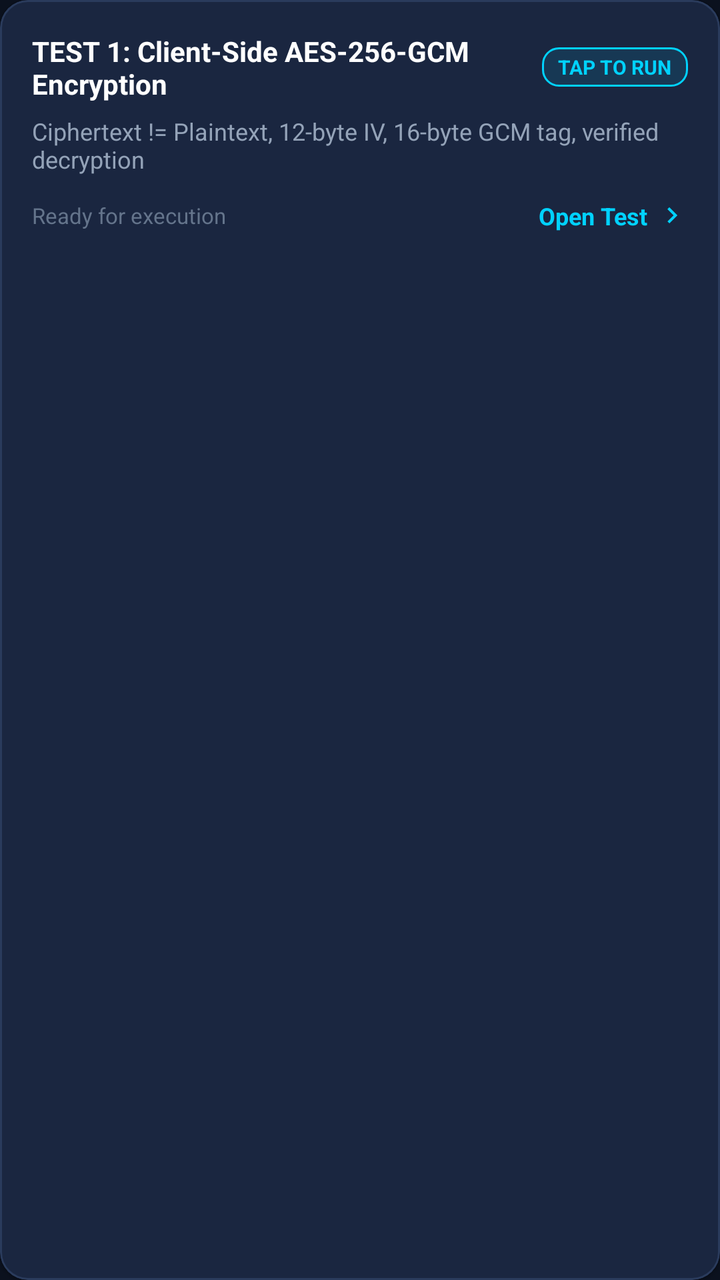
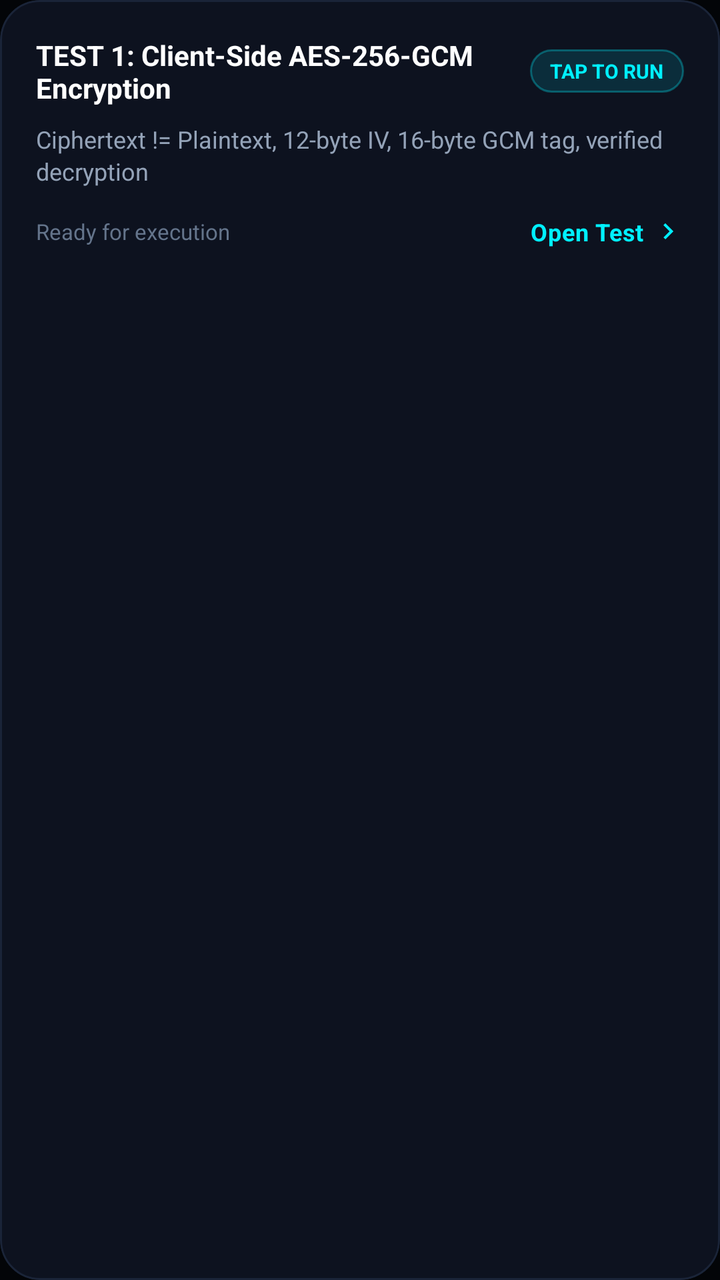

Compare the two renders of this Android layout. The source of the first and the diff that turns it into the second are given below.
<!-- AndroidManifest.xml: application theme Theme.SecureDrop -->
<!-- res/layout/item_security_test.xml -->
<?xml version="1.0" encoding="utf-8"?>
<com.google.android.material.card.MaterialCardView xmlns:android="http://schemas.android.com/apk/res/android"
    xmlns:app="http://schemas.android.com/apk/res-auto"
    android:id="@+id/cardRoot"
    android:layout_width="match_parent"
    android:layout_height="wrap_content"
    android:layout_marginBottom="12dp"
    android:clickable="true"
    android:focusable="true"
    android:foreground="?android:attr/selectableItemBackground"
    app:cardBackgroundColor="@color/bg_surface_card"
    app:cardCornerRadius="14dp"
    app:strokeColor="@color/border_subtle"
    app:strokeWidth="1dp">

    <LinearLayout
        android:layout_width="match_parent"
        android:layout_height="wrap_content"
        android:orientation="vertical"
        android:padding="16dp">

        <LinearLayout
            android:layout_width="match_parent"
            android:layout_height="wrap_content"
            android:gravity="center_vertical"
            android:orientation="horizontal">

            <TextView
                android:id="@+id/tvTestTitle"
                android:layout_width="0dp"
                android:layout_height="wrap_content"
                android:layout_weight="1"
                android:text="TEST 1: Client-Side AES-256-GCM Encryption"
                android:textColor="@color/text_primary"
                android:textSize="14sp"
                android:textStyle="bold" />

            <TextView
                android:id="@+id/tvTestBadge"
                android:layout_width="wrap_content"
                android:layout_height="wrap_content"
                android:background="@drawable/bg_badge_blue"
                android:paddingStart="8dp"
                android:paddingTop="3dp"
                android:paddingEnd="8dp"
                android:paddingBottom="3dp"
                android:text="TAP TO RUN"
                android:textColor="@color/brand_accent"
                android:textSize="10sp"
                android:textStyle="bold" />
        </LinearLayout>

        <TextView
            android:id="@+id/tvExpectedResult"
            android:layout_width="match_parent"
            android:layout_height="wrap_content"
            android:layout_marginTop="6dp"
            android:text="Ciphertext != Plaintext, 12-byte IV, 16-byte GCM tag, verified decryption"
            android:textColor="@color/text_secondary"
            android:textSize="12sp" />

        <LinearLayout
            android:layout_width="match_parent"
            android:layout_height="wrap_content"
            android:layout_marginTop="12dp"
            android:gravity="center_vertical"
            android:orientation="horizontal">

            <TextView
                android:id="@+id/tvActualResult"
                android:layout_width="0dp"
                android:layout_height="wrap_content"
                android:layout_weight="1"
                android:text="Ready for execution"
                android:textColor="@color/text_muted"
                android:textSize="11sp" />

            <TextView
                android:layout_width="wrap_content"
                android:layout_height="wrap_content"
                android:text="Open Test"
                android:textColor="@color/brand_accent"
                android:textSize="12sp"
                android:textStyle="bold" />

            <ImageView
                android:layout_width="16dp"
                android:layout_height="16dp"
                android:layout_marginStart="4dp"
                android:src="@drawable/ic_chevron_right"
                app:tint="@color/brand_accent" />
        </LinearLayout>
    </LinearLayout>
</com.google.android.material.card.MaterialCardView>
<!-- resources referenced by this layout -->
<resources>
  <color name="bg_surface_card">#1A2640</color>
  <color name="border_subtle">#2A3B5C</color>
  <color name="brand_accent">#00D2FF</color>
  <color name="text_muted">#64748B</color>
  <color name="text_primary">#FFFFFF</color>
  <color name="text_secondary">#94A3B8</color>
  <!-- drawable bg_badge_blue (drawable) -->
  <?xml version="1.0" encoding="utf-8"?>
  <shape xmlns:android="http://schemas.android.com/apk/res/android"
      android:shape="rectangle">
      <solid android:color="@color/security_blue_bg" />
      <corners android:radius="8dp" />
      <stroke
          android:width="1dp"
          android:color="@color/security_blue" />
  </shape>
  <!-- drawable ic_chevron_right (drawable) -->
  <?xml version="1.0" encoding="utf-8"?>
  <vector xmlns:android="http://schemas.android.com/apk/res/android"
      android:width="24dp"
      android:height="24dp"
      android:viewportWidth="24"
      android:viewportHeight="24">
      <path
          android:fillColor="#FFFFFFFF"
          android:pathData="M10,6L8.59,7.41 13.17,12l-4.58,4.59L10,18l6,-6z"/>
  </vector>
  <style name="Theme.SecureDrop" parent="Theme.MaterialComponents.DayNight.NoActionBar">
          
          <item name="colorPrimary">@color/brand_primary</item>
          <item name="colorPrimaryVariant">@color/brand_primary_variant</item>
          <item name="colorOnPrimary">@color/white</item>
          
          <item name="colorSecondary">@color/brand_accent</item>
          <item name="colorSecondaryVariant">@color/brand_accent</item>
          <item name="colorOnSecondary">@color/bg_dark</item>
          
          <item name="android:statusBarColor">@color/bg_dark</item>
          <item name="android:navigationBarColor">@color/bg_dark</item>
          <item name="android:windowBackground">@color/bg_dark</item>
          <item name="android:windowLightStatusBar">false</item>
      </style>
  <color name="security_blue_bg">#1A00D2FF</color>
  <color name="security_blue">#00D2FF</color>
  <color name="brand_primary">#0A84FF</color>
  <color name="brand_primary_variant">#0066CC</color>
  <color name="white">#FFFFFF</color>
  <color name="bg_dark">#0B111E</color>
</resources>

<!-- the commit's change to res/layout/item_security_test.xml (unified diff, before → after) -->
@@ -9,7 +9,8 @@
     android:focusable="true"
     android:foreground="?android:attr/selectableItemBackground"
     app:cardBackgroundColor="@color/bg_surface_card"
-    app:cardCornerRadius="14dp"
+    app:cardCornerRadius="20dp"
+    app:cardElevation="0dp"
     app:strokeColor="@color/border_subtle"
     app:strokeWidth="1dp">
 
@@ -17,7 +18,7 @@
         android:layout_width="match_parent"
         android:layout_height="wrap_content"
         android:orientation="vertical"
-        android:padding="16dp">
+        android:padding="18dp">
 
         <LinearLayout
             android:layout_width="match_parent"
@@ -40,10 +41,10 @@
                 android:layout_width="wrap_content"
                 android:layout_height="wrap_content"
                 android:background="@drawable/bg_badge_blue"
-                android:paddingStart="8dp"
-                android:paddingTop="3dp"
-                android:paddingEnd="8dp"
-                android:paddingBottom="3dp"
+                android:paddingStart="10dp"
+                android:paddingTop="4dp"
+                android:paddingEnd="10dp"
+                android:paddingBottom="4dp"
                 android:text="TAP TO RUN"
                 android:textColor="@color/brand_accent"
                 android:textSize="10sp"
@@ -54,7 +55,8 @@
             android:id="@+id/tvExpectedResult"
             android:layout_width="match_parent"
             android:layout_height="wrap_content"
-            android:layout_marginTop="6dp"
+            android:layout_marginTop="8dp"
+            android:lineSpacingExtra="2dp"
             android:text="Ciphertext != Plaintext, 12-byte IV, 16-byte GCM tag, verified decryption"
             android:textColor="@color/text_secondary"
             android:textSize="12sp" />
@@ -62,7 +64,7 @@
         <LinearLayout
             android:layout_width="match_parent"
             android:layout_height="wrap_content"
-            android:layout_marginTop="12dp"
+            android:layout_marginTop="14dp"
             android:gravity="center_vertical"
             android:orientation="horizontal">
 
@@ -78,6 +80,7 @@
             <TextView
                 android:layout_width="wrap_content"
                 android:layout_height="wrap_content"
+                android:letterSpacing="0.02"
                 android:text="Open Test"
                 android:textColor="@color/brand_accent"
                 android:textSize="12sp"
<!-- resource entries referenced after the edit -->
@@ -1,8 +1,8 @@
 <!-- resources referenced by this layout -->
 <resources>
-  <color name="bg_surface_card">#1A2640</color>
-  <color name="border_subtle">#2A3B5C</color>
-  <color name="brand_accent">#00D2FF</color>
+  <color name="bg_surface_card">#0D121F</color>
+  <color name="border_subtle">#1A2438</color>
+  <color name="brand_accent">#00F0FF</color>
   <color name="text_muted">#64748B</color>
   <color name="text_primary">#FFFFFF</color>
   <color name="text_secondary">#94A3B8</color>
@@ -11,10 +11,10 @@
   <shape xmlns:android="http://schemas.android.com/apk/res/android"
       android:shape="rectangle">
       <solid android:color="@color/security_blue_bg" />
-      <corners android:radius="8dp" />
+      <corners android:radius="24dp" />
       <stroke
           android:width="1dp"
-          android:color="@color/security_blue" />
+          android:color="@color/border_glow" />
   </shape>
   <!-- drawable ic_chevron_right (drawable) -->
   <?xml version="1.0" encoding="utf-8"?>
@@ -31,22 +31,22 @@
           
           <item name="colorPrimary">@color/brand_primary</item>
           <item name="colorPrimaryVariant">@color/brand_primary_variant</item>
-          <item name="colorOnPrimary">@color/white</item>
+          <item name="colorOnPrimary">@color/black</item>
           
           <item name="colorSecondary">@color/brand_accent</item>
           <item name="colorSecondaryVariant">@color/brand_accent</item>
-          <item name="colorOnSecondary">@color/bg_dark</item>
+          <item name="colorOnSecondary">@color/black</item>
           
           <item name="android:statusBarColor">@color/bg_dark</item>
           <item name="android:navigationBarColor">@color/bg_dark</item>
           <item name="android:windowBackground">@color/bg_dark</item>
           <item name="android:windowLightStatusBar">false</item>
       </style>
-  <color name="security_blue_bg">#1A00D2FF</color>
-  <color name="security_blue">#00D2FF</color>
-  <color name="brand_primary">#0A84FF</color>
-  <color name="brand_primary_variant">#0066CC</color>
-  <color name="white">#FFFFFF</color>
-  <color name="bg_dark">#0B111E</color>
+  <color name="security_blue_bg">#2000E5FF</color>
+  <color name="border_glow">#4D00F0FF</color>
+  <color name="brand_primary">#00E5FF</color>
+  <color name="brand_primary_variant">#00B0FF</color>
+  <color name="black">#000000</color>
+  <color name="bg_dark">#030508</color>
 </resources>
 
